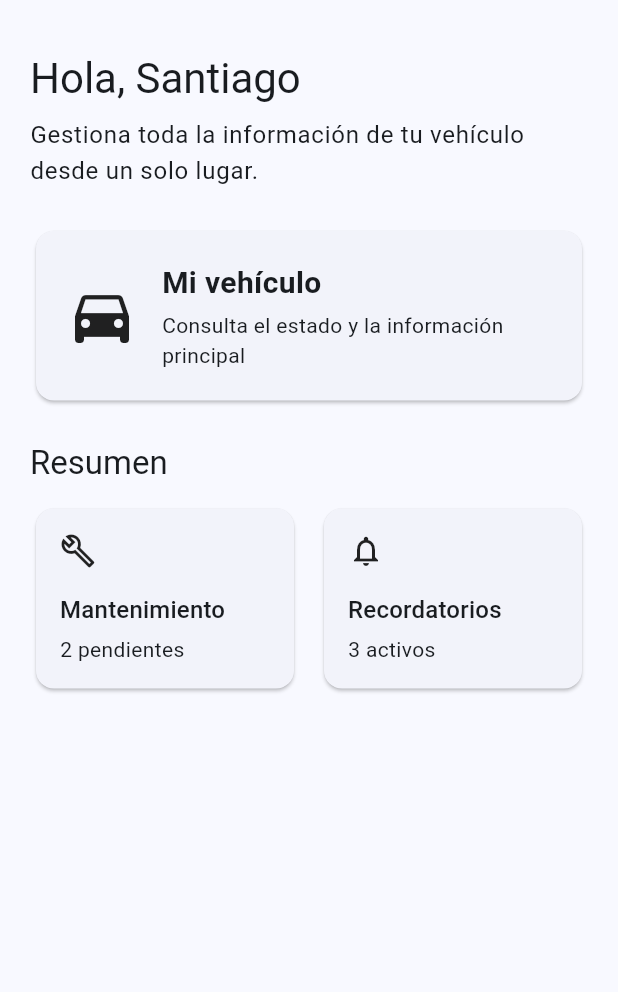
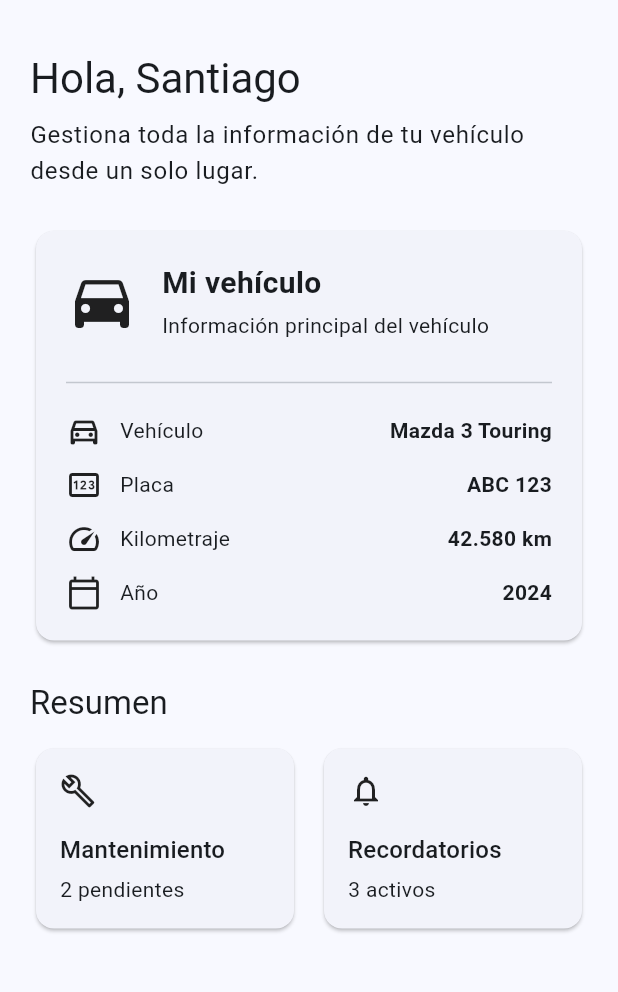
Before and after one commit to jhraldo/drivewise_app, a Flutter app: the screen it shows after launch, on a phone screen of 412 x 824 dp, the part 63-1055 px from its top. Run offline on Flutter 3.47's test engine with Material 3 defaults, Android fonts, the phone set to English and light mode, and no system bars.

Commit message:
feat: agrega información del vehículo

```diff
--- a/lib/main.dart
+++ b/lib/main.dart
@@ -50,7 +50,10 @@ class DashboardPage extends StatelessWidget {
            Card(
   child: Padding(
     padding: const EdgeInsets.all(20),
-                child: Row(
+    child: Column(
+      crossAxisAlignment: CrossAxisAlignment.start,
+      children: [
+        Row(
           children: [
             const Icon(
               Icons.directions_car,
@@ -69,9 +72,37 @@ class DashboardPage extends StatelessWidget {
                     ),
                   ),
                   SizedBox(height: 4),
-                          Text('Consulta el estado y la información principal'),
+                  Text('Información principal del vehículo'),
                 ],
               ),
+            ),
+          ],
+        ),
+        const SizedBox(height: 20),
+        const Divider(),
+        const SizedBox(height: 12),
+        const VehicleInfoRow(
+          icon: Icons.directions_car_filled_outlined,
+          label: 'Vehículo',
+          value: 'Mazda 3 Touring',
+        ),
+        const SizedBox(height: 12),
+        const VehicleInfoRow(
+          icon: Icons.pin_outlined,
+          label: 'Placa',
+          value: 'ABC 123',
+        ),
+        const SizedBox(height: 12),
+        const VehicleInfoRow(
+          icon: Icons.speed_outlined,
+          label: 'Kilometraje',
+          value: '42.580 km',
+        ),
+        const SizedBox(height: 12),
+        const VehicleInfoRow(
+          icon: Icons.calendar_today_outlined,
+          label: 'Año',
+          value: '2024',
         ),
       ],
     ),
@@ -143,3 +174,34 @@ class SummaryCard extends StatelessWidget {
     );
   }
 }
+class VehicleInfoRow extends StatelessWidget {
+  final IconData icon;
+  final String label;
+  final String value;
+
+  const VehicleInfoRow({
+    super.key,
+    required this.icon,
+    required this.label,
+    required this.value,
+  });
+
+  @override
+  Widget build(BuildContext context) {
+    return Row(
+      children: [
+        Icon(icon),
+        const SizedBox(width: 12),
+        Expanded(
+          child: Text(label),
+        ),
+        Text(
+          value,
+          style: const TextStyle(
+            fontWeight: FontWeight.bold,
+          ),
+        ),
+      ],
+    );
+  }
+}
```
Lines whose indentation alone changed are shown as unchanged.
